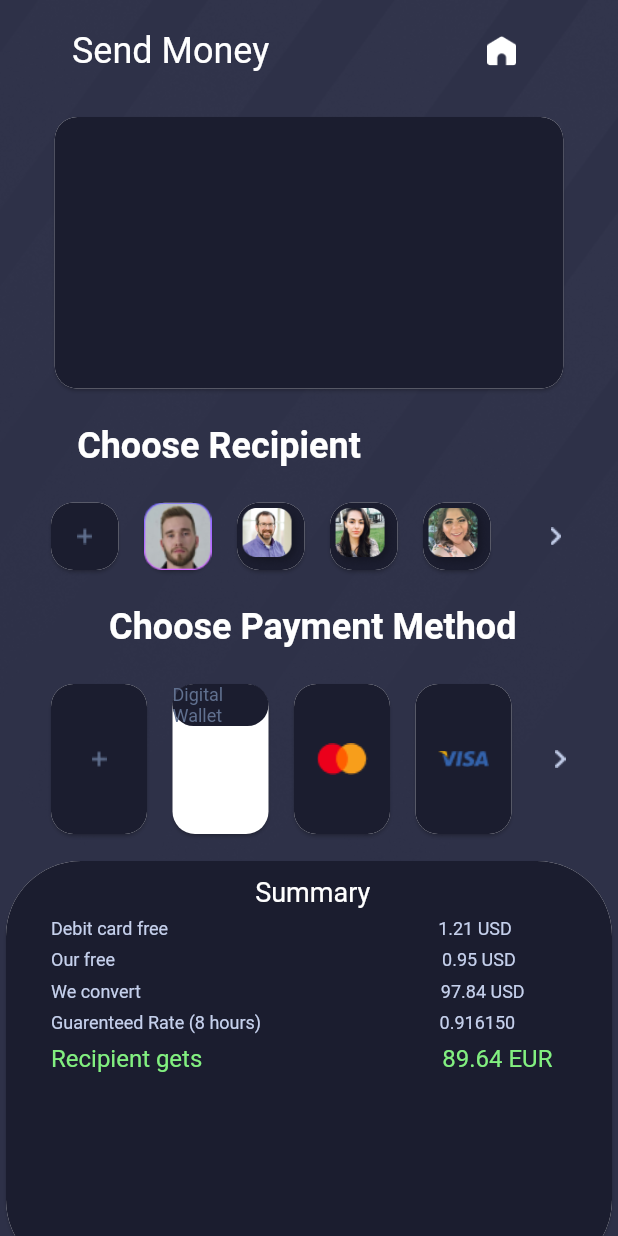
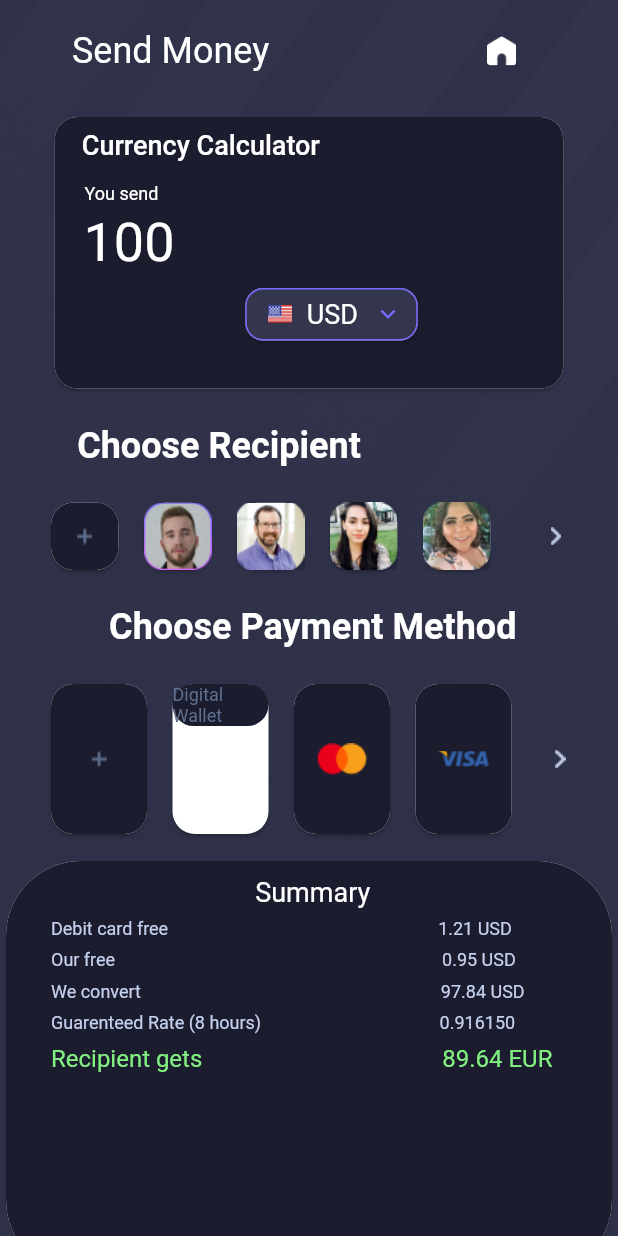
Before and after one commit to Giselz/interwise, a Flutter app: the screen it shows after launch, on a phone screen of 412 x 824 dp. Run offline on Flutter 3.47's test engine with Material 2 defaults, Android fonts, the phone set to English and light mode, and no system bars.

Commit message:
Correçao das imagens dos recipients e adiçao dos elementos do card na page Send Money

```diff
--- a/lib/pages/send_money.dart
+++ b/lib/pages/send_money.dart
@@ -60,6 +60,79 @@ class _SendMoneyState extends State<SendMoney> {
                                     color: const Color(0xFF1B1D2F),
                                   borderRadius: BorderRadius.circular(15.0)
                                   ),
+                            child: ListView(
+                              scrollDirection: Axis.vertical,
+                              children: [
+                                Column(
+                                  children: [
+                                    Container(
+                                      padding: const EdgeInsets.only(top: 8.0),
+                                      child: Row(
+                                        children:  const [
+                                          Padding(
+                                            padding: EdgeInsets.only(left: 18.0),
+                                            child: Text('Currency Calculator',
+                                              style: TextStyle(color: Colors.white, fontSize: 18.0, fontWeight: FontWeight.w500),
+                                            ),
+                                          ),
+                                          ],
+
+                                      )
+                                      ),
+                                      Column(
+                                            children: const [
+                                              Padding(
+                                                padding: EdgeInsets.only(right: 250.0, top: 15.0),
+                                                child: Text('You send', style: TextStyle(color: Colors.white, fontSize: 12.0, fontWeight: FontWeight.w400)),
+                                              ),
+                                              Padding(
+                                                padding: EdgeInsets.only(right: 240.0, top: 5.0),
+                                                child: Text('100', style: TextStyle(color: Colors.white, fontSize: 36.0)),
+                                              )
+                                            ],
+                                          ),
+                                    Padding(
+                                            padding: const EdgeInsets.only(left: 30.0, top: 5.0),
+                                            child: SizedBox(
+                                            width: 123.0,
+                                            height: 43.0,
+                                              child: Card(
+                                                shape: RoundedRectangleBorder(
+                                                  borderRadius: BorderRadius.circular(12.0),
+                                                  side: const BorderSide(color: Color(0xFF7569FF))
+                                                  ),
+                                                child: Container(
+                                                      decoration: BoxDecoration(
+                                                        shape: BoxShape.rectangle,
+                                                        color: const Color(0xFF33364D),
+                                                      borderRadius: BorderRadius.circular(12.0)
+                                                      ),
+                                                      child: Row(
+                                                        children: const [
+                                                          Padding(
+                                                            padding: EdgeInsets.only(left: 15.0, right: 10.0),
+                                                            child: Image(
+                                                              image: AssetImage('assets/USA.png'),
+                                                              width: 16.0,
+                                                              height: 12.0,
+                                                              ),
+                                                          ),
+                                                          Padding(
+                                                            padding: EdgeInsets.only(right: 10.0),
+                                                            child: Text('USD', style: TextStyle(color: Colors.white, fontSize: 18.0)),
+                                                          ),
+                                                          Icon(Icons.keyboard_arrow_down, color: Color(0xFF7569FF) ,size: 20.0,)
+                                                        ],
+                                                      )
+
+                                                ),
+                                              ),
+                                            ),
+                                          )
+                                  ],
+                                )
+                              ],
+                            ),
                         ),
                       ),
                     ),const
@@ -134,10 +207,9 @@ class _SendMoneyState extends State<SendMoney> {
                                                     color: const Color(0xFF1B1D2F),
                                                   borderRadius: BorderRadius.circular(15.0)
                                                   ),
-                                                  child: const  Image(
-                                                    image: AssetImage('assets/joseph_weish.png'),
-                                                    width: 53.0,
-                                                    height: 53.0,
+                                                    child: FittedBox(
+                                                      child: Image.asset('assets/joseph_weish_.png'),
+                                                      fit: BoxFit.fill,
                                                     ),
                                                   ),
                                                   ),
@@ -158,8 +230,9 @@ class _SendMoneyState extends State<SendMoney> {
                                                     color: const Color(0xFF1B1D2F),
                                                   borderRadius: BorderRadius.circular(15.0)
                                                   ),
-                                                  child: const  Image(
-                                                    image: AssetImage('assets/woman_one.png')
+                                                  child: FittedBox(
+                                                      child: Image.asset('assets/woman_one.png'),
+                                                      fit: BoxFit.fill,
                                                     ),
                                                   ),
                                                   ),
@@ -180,8 +253,9 @@ class _SendMoneyState extends State<SendMoney> {
                                                     color: const Color(0xFF1B1D2F),
                                                   borderRadius: BorderRadius.circular(15.0)
                                                   ),
-                                                  child: const  Image(
-                                                    image: AssetImage('assets/woman_two.png')
+                                                  child: FittedBox(
+                                                      child: Image.asset('assets/woman_two.png'),
+                                                      fit: BoxFit.fill,
                                                     ),
                                                   ),
                                                   ),
```
Also changed, not shown: assets/EU.png (added), assets/USA.png (added), assets/joseph_weish.png (deleted), assets/joseph_weish_.png (added), assets/woman_one.png, assets/woman_two.png.
